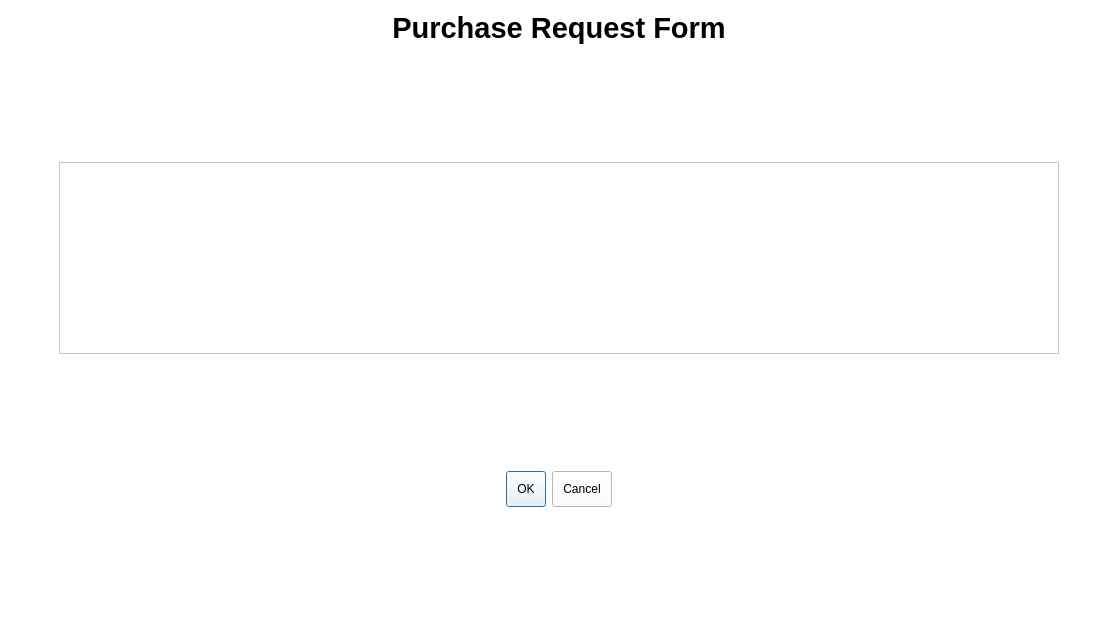
Qt form requestitem.ui (arc-bphc/sims-gui) before a commit.
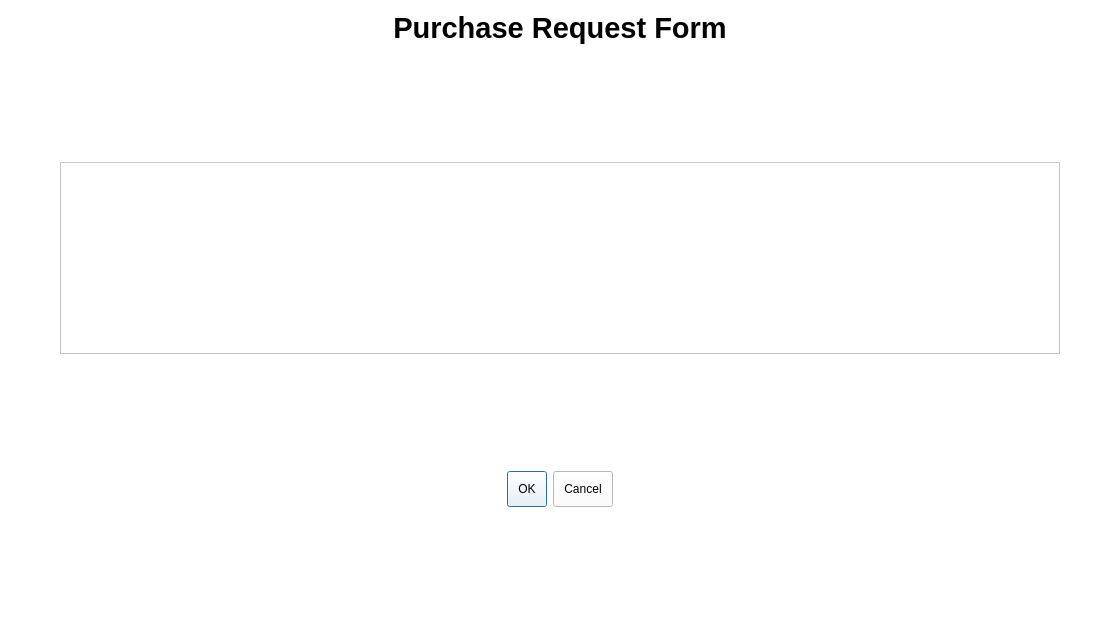
The same form after that commit.

Diff of the .ui file:
```diff
--- a/requestitem.ui
+++ b/requestitem.ui
@@ -19,7 +19,7 @@
 </string>
   </property>
   <layout class="QGridLayout" name="gridLayout_2">
-   <item row="0" column="0">
+   <item row="0" column="1">
     <layout class="QGridLayout" name="gridLayout">
      <item row="0" column="1" alignment="Qt::AlignHCenter|Qt::AlignTop">
       <widget class="QLabel" name="label">
@@ -34,16 +34,6 @@
        </property>
       </widget>
      </item>
-     <item row="2" column="0" colspan="3" alignment="Qt::AlignHCenter">
-      <widget class="QTextEdit" name="textEdit">
-       <property name="minimumSize">
-        <size>
-         <width>1000</width>
-         <height>0</height>
-        </size>
-       </property>
-      </widget>
-     </item>
      <item row="1" column="1">
       <spacer name="verticalSpacer_3">
        <property name="orientation">
@@ -90,8 +80,44 @@
        </property>
       </spacer>
      </item>
+     <item row="2" column="0" colspan="3">
+      <widget class="QTextEdit" name="textEdit">
+       <property name="minimumSize">
+        <size>
+         <width>1000</width>
+         <height>0</height>
+        </size>
+       </property>
+      </widget>
+     </item>
     </layout>
    </item>
+   <item row="0" column="0">
+    <spacer name="horizontalSpacer">
+     <property name="orientation">
+      <enum>Qt::Horizontal</enum>
+     </property>
+     <property name="sizeHint" stdset="0">
+      <size>
+       <width>40</width>
+       <height>20</height>
+      </size>
+     </property>
+    </spacer>
+   </item>
+   <item row="0" column="2">
+    <spacer name="horizontalSpacer_2">
+     <property name="orientation">
+      <enum>Qt::Horizontal</enum>
+     </property>
+     <property name="sizeHint" stdset="0">
+      <size>
+       <width>40</width>
+       <height>20</height>
+      </size>
+     </property>
+    </spacer>
+   </item>
   </layout>
  </widget>
  <resources/>
```
